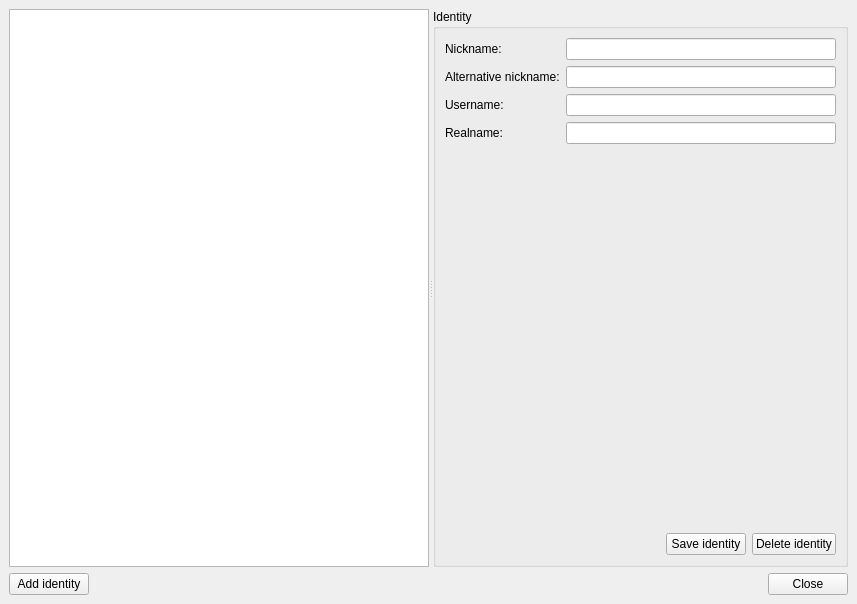
Old version of the form desktop/identities.ui in the repository nilscc/irc2me.
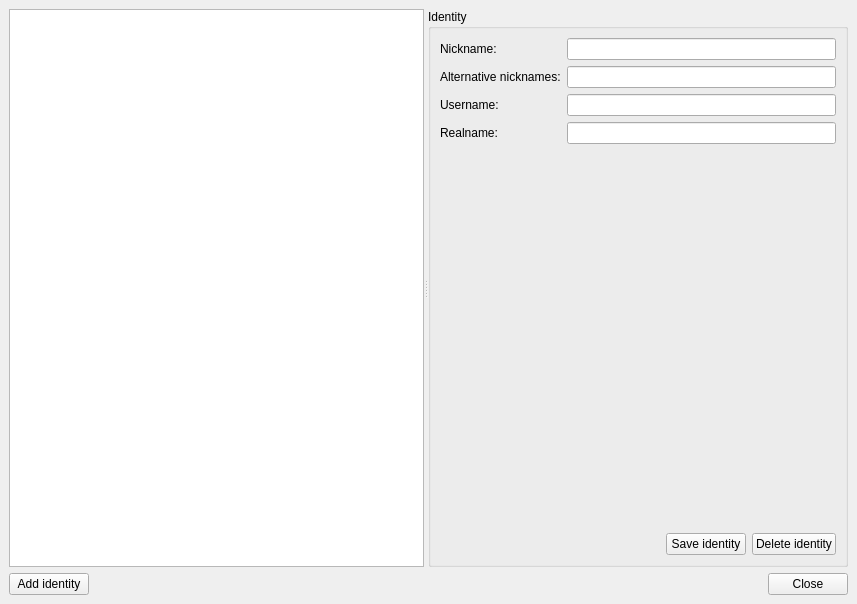
New version of the form.

Commit message: Identity window complete

The edit to the form file:
```diff
--- a/desktop/identities.ui
+++ b/desktop/identities.ui
@@ -41,7 +41,7 @@
           <item row="1" column="0">
            <widget class="QLabel" name="label_2">
             <property name="text">
-             <string>Alternative nickname:</string>
+             <string>Alternative nicknames:</string>
             </property>
            </widget>
           </item>
```
Left out of the diff: 10 changed lines with no effect on the pictures. The commit also changes 3 other files.
